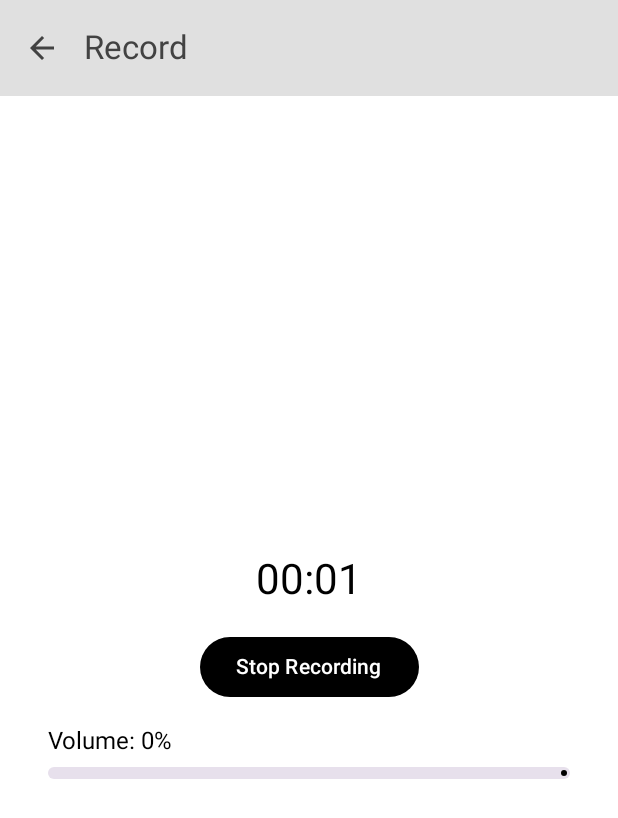
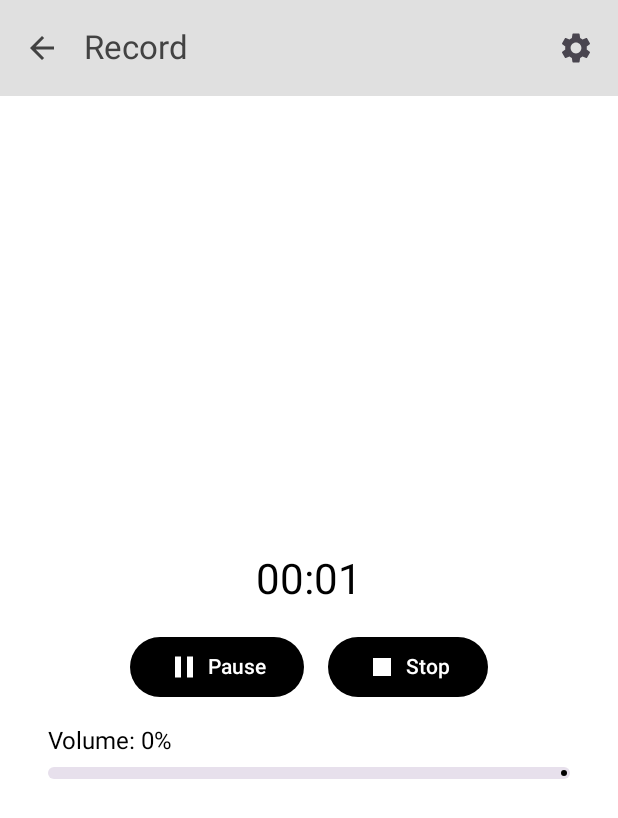
Before and after one commit to entaku0818/simpleRecord, an Android app built with Jetpack Compose: the RecordScreen screen opened through its navigation route, after a tap on "Start Recording", on a phone screen of 412 x 824 dp. Shown: the top 818 px of the screen. Run offline under Robolectric (Android 15) with nearby library versions, the phone set to English and light mode, and no system bars; our stand-ins replace Room's generated code.

Commit message:
録音設定管理機能を追加し、Material Iconsを依存関係に追加

```diff
--- a/app/build.gradle.kts
+++ b/app/build.gradle.kts
@@ -66,6 +66,9 @@ dependencies {
     implementation(libs.androidx.compose.ui.tooling.preview)
     implementation(libs.androidx.activity.compose)
 
+    // Material Icons
+    implementation("androidx.compose.material:material-icons-extended:1.7.8")
+
     testImplementation(libs.junit)
     androidTestImplementation(libs.androidx.junit)
     androidTestImplementation(libs.androidx.espresso.core)
--- a/app/src/main/java/com/entaku/simpleRecord/MainActivity.kt
+++ b/app/src/main/java/com/entaku/simpleRecord/MainActivity.kt
@@ -25,6 +25,8 @@ import com.entaku.simpleRecord.record.RecordViewModel
 import com.entaku.simpleRecord.record.RecordViewModelFactory
 import com.entaku.simpleRecord.record.RecordingRepositoryImpl
 import com.entaku.simpleRecord.record.RecordingsViewModelFactory
+import com.entaku.simpleRecord.settings.RecordingSettingsScreen
+import com.entaku.simpleRecord.settings.SettingsManager
 
 class MainActivity : ComponentActivity() {
     override fun onCreate(savedInstanceState: Bundle?) {
@@ -84,7 +86,8 @@ fun AppNavHost() {
                 composable(Screen.Record.route) {
                     val database = remember { AppDatabase.getInstance(context) }
                     val repository = remember { RecordingRepositoryImpl(database) }
-                    val viewModelFactory = remember { RecordViewModelFactory(repository) }
+                    val settingsManager = remember { SettingsManager(context) }
+                    val viewModelFactory = remember { RecordViewModelFactory(repository, settingsManager) }
                     val viewModel: RecordViewModel = viewModel(factory = viewModelFactory)
                     val uiStateFlow = viewModel.uiState
 
@@ -92,7 +95,10 @@ fun AppNavHost() {
                         uiStateFlow = uiStateFlow,
                         onStartRecording = { viewModel.startRecording(context) },
                         onStopRecording = { viewModel.stopRecording() },
-                        onNavigateBack = { navController.popBackStack() }
+                        onPauseRecording = { viewModel.pauseRecording() },
+                        onResumeRecording = { viewModel.resumeRecording() },
+                        onNavigateBack = { navController.popBackStack() },
+                        onNavigateToSettings = { navController.navigate(Screen.RecordingSettings.route) }
                     )
                 }
                 composable(Screen.Playback.route) {
@@ -117,6 +123,19 @@ fun AppNavHost() {
                         )
                     }
                 }
+
+                composable(Screen.RecordingSettings.route) {
+                    val settingsManager = remember { SettingsManager(context) }
+                    val currentSettings = remember { settingsManager.getRecordingSettings() }
+
+                    RecordingSettingsScreen(
+                        currentSettings = currentSettings,
+                        onSettingsChanged = { newSettings ->
+                            settingsManager.saveRecordingSettings(newSettings)
+                        },
+                        onNavigateBack = { navController.popBackStack() }
+                    )
+                }
             }
         }
     }
@@ -125,5 +144,6 @@ fun AppNavHost() {
 sealed class Screen(val route: String, val title: String) {
     object Recordings : Screen("recordings", "Recordings")
     object Record : Screen("record", "Record")
-    object Playback : Screen("playback", "playback")
+    object Playback : Screen("playback", "Playback")
+    object RecordingSettings : Screen("recording_settings", "Recording Settings")
 }
--- a/app/src/main/java/com/entaku/simpleRecord/record/RecordScreen.kt
+++ b/app/src/main/java/com/entaku/simpleRecord/record/RecordScreen.kt
@@ -6,13 +6,19 @@ import androidx.activity.result.contract.ActivityResultContracts
 import androidx.compose.foundation.layout.Arrangement
 import androidx.compose.foundation.layout.Box
 import androidx.compose.foundation.layout.Column
+import androidx.compose.foundation.layout.Row
 import androidx.compose.foundation.layout.Spacer
 import androidx.compose.foundation.layout.fillMaxSize
 import androidx.compose.foundation.layout.fillMaxWidth
 import androidx.compose.foundation.layout.height
 import androidx.compose.foundation.layout.padding
+import androidx.compose.foundation.layout.width
 import androidx.compose.material.icons.Icons
 import androidx.compose.material.icons.automirrored.filled.ArrowBack
+import androidx.compose.material.icons.filled.Pause
+import androidx.compose.material.icons.filled.PlayArrow
+import androidx.compose.material.icons.filled.Settings
+import androidx.compose.material.icons.filled.Stop
 import androidx.compose.material3.Button
 import androidx.compose.material3.ExperimentalMaterial3Api
 import androidx.compose.material3.Icon
@@ -45,7 +51,10 @@ fun RecordScreen(
     uiStateFlow: StateFlow<RecordingUiState>,
     onStartRecording: () -> Unit,
     onStopRecording: () -> Unit,
-    onNavigateBack: () -> Unit
+    onPauseRecording: () -> Unit,
+    onResumeRecording: () -> Unit,
+    onNavigateBack: () -> Unit,
+    onNavigateToSettings: () -> Unit
 ) {
     val uiState by uiStateFlow.collectAsState()
     val context = LocalContext.current
@@ -85,6 +94,11 @@ fun RecordScreen(
                     IconButton(onClick = { onNavigateBack() }) {
                         Icon(Icons.AutoMirrored.Filled.ArrowBack, contentDescription = "Back")
                     }
+                },
+                actions = {
+                    IconButton(onClick = { onNavigateToSettings() }) {
+                        Icon(Icons.Default.Settings, contentDescription = "Settings")
+                    }
                 }
             )
         }
@@ -102,32 +116,94 @@ fun RecordScreen(
                 verticalArrangement = Arrangement.Center
             ) {
 
-                if (uiState.recordingState == RecordingState.RECORDING) {
+                if (uiState.recordingState == RecordingState.RECORDING ||
+                    uiState.recordingState == RecordingState.PAUSED) {
                     Text(
                         text = uiState.elapsedTime.formatTime(),
                         style = MaterialTheme.typography.headlineMedium,
                         modifier = Modifier.padding(bottom = 16.dp)
                     )
+
+                    // 録音中または一時停止中の場合、コントロールボタンを表示
+                    Row(
+                        modifier = Modifier.fillMaxWidth(),
+                        horizontalArrangement = Arrangement.Center,
+                        verticalAlignment = Alignment.CenterVertically
+                    ) {
+                        // 一時停止/再開ボタン
+                        Button(
+                            onClick = {
+                                if (uiState.recordingState == RecordingState.RECORDING) {
+                                    onPauseRecording()
+                                } else {
+                                    onResumeRecording()
                                 }
+                            },
+                            modifier = Modifier.padding(end = 8.dp)
+                        ) {
+                            Row(
+                                verticalAlignment = Alignment.CenterVertically
+                            ) {
+                                Icon(
+                                    if (uiState.recordingState == RecordingState.RECORDING)
+                                        Icons.Default.Pause
+                                    else
+                                        Icons.Default.PlayArrow,
+                                    contentDescription = if (uiState.recordingState == RecordingState.RECORDING)
+                                        "Pause"
+                                    else
+                                        "Resume"
+                                )
+                                Spacer(modifier = Modifier.width(4.dp))
+                                Text(
+                                    if (uiState.recordingState == RecordingState.RECORDING)
+                                        "Pause"
+                                    else
+                                        "Resume"
+                                )
+                            }
+                        }
+
+                        // 停止ボタン
+                        Button(
+                            onClick = { onStopRecording() },
+                            modifier = Modifier.padding(start = 8.dp)
+                        ) {
+                            Row(
+                                verticalAlignment = Alignment.CenterVertically
+                            ) {
+                                Icon(
+                                    Icons.Default.Stop,
+                                    contentDescription = "Stop"
+                                )
+                                Spacer(modifier = Modifier.width(4.dp))
+                                Text("Stop")
+                            }
+                        }
+                    }
+                } else {
+                    // 録音開始ボタン
                     Button(
                         onClick = {
                             when (uiState.recordingState) {
-                            RecordingState.RECORDING -> onStopRecording()
                                 RecordingState.IDLE -> checkPermissionAndStartRecording()
                                 RecordingState.ERROR -> checkPermissionAndStartRecording()
-                            RecordingState.FINISHED -> {}  // 何もしない
+                                else -> {}  // 何もしない
                             }
                         },
                         enabled = uiState.recordingState != RecordingState.FINISHED
                     ) {
-                    Text(
-                        when (uiState.recordingState) {
-                            RecordingState.RECORDING -> "Stop Recording"
-                            RecordingState.IDLE -> "Start Recording"
-                            RecordingState.ERROR -> "Retry Recording"
-                            RecordingState.FINISHED -> "Finishing..."
+                        Row(
+                            verticalAlignment = Alignment.CenterVertically
+                        ) {
+                            Icon(
+                                Icons.Default.PlayArrow,
+                                contentDescription = "Start Recording"
+                            )
+                            Spacer(modifier = Modifier.width(4.dp))
+                            Text("Start Recording")
                         }
-                    )
+                    }
                 }
 
                 Spacer(modifier = Modifier.height(16.dp))
@@ -171,6 +247,9 @@ fun PreviewRecordScreen() {
         uiStateFlow = MutableStateFlow(RecordingUiState()),
         onStartRecording = {},
         onStopRecording = {},
-        onNavigateBack = {}
+        onPauseRecording = {},
+        onResumeRecording = {},
+        onNavigateBack = {},
+        onNavigateToSettings = {}
     )
 }
--- a/app/src/main/java/com/entaku/simpleRecord/record/RecordViewModel.kt
+++ b/app/src/main/java/com/entaku/simpleRecord/record/RecordViewModel.kt
@@ -10,6 +10,8 @@ import android.media.MediaRecorder
 import android.os.Build
 import android.os.Environment
 import com.entaku.simpleRecord.RecordingData
+import com.entaku.simpleRecord.settings.RecordingSettings
+import com.entaku.simpleRecord.settings.SettingsManager
 import kotlinx.coroutines.flow.update
 import kotlinx.coroutines.Job
 import kotlinx.coroutines.delay
@@ -21,6 +23,7 @@ import java.time.Duration
 enum class RecordingState {
     IDLE,      // 録音準備完了
     RECORDING, // 録音中
+    PAUSED,    // 録音一時停止中
     ERROR,
     FINISHED
 }
@@ -32,7 +35,10 @@ data class RecordingUiState(
     val elapsedTime: Duration = Duration.ZERO
 )
 
-class RecordViewModel(private val repository: RecordingRepository) : ViewModel() {
+class RecordViewModel(
+    private val repository: RecordingRepository,
+    private val settingsManager: SettingsManager
+) : ViewModel() {
 
     private val _uiState = MutableStateFlow(RecordingUiState())
     val uiState: StateFlow<RecordingUiState> = _uiState
@@ -40,14 +46,12 @@ class RecordViewModel(private val repository: RecordingRepository) : ViewModel()
     private var mediaRecorder: MediaRecorder? = null
     private var startTime: Long = 0
     private var volumeMonitorJob: Job? = null
+    private var pausedTime: Long = 0
 
-    // 録音設定パラメータ
-    private val fileExtension = "3gp"
-    private val outputFormat = MediaRecorder.OutputFormat.THREE_GPP
-    private val audioEncoder = MediaRecorder.AudioEncoder.AMR_NB
-    private val sampleRate = 44100
-    private val bitRate = 16
-    private val channels = 1
+    // 録音設定パラメータを取得
+    private fun getRecordingSettings(): RecordingSettings {
+        return settingsManager.getRecordingSettings()
+    }
 
     private var timeUpdateJob: Job? = null
 
@@ -64,17 +68,18 @@ class RecordViewModel(private val repository: RecordingRepository) : ViewModel()
     }
 
     fun startRecording(applicationContext: Context) {
+        val settings = getRecordingSettings()
         val externalFilesDir = applicationContext.getExternalFilesDir(Environment.DIRECTORY_MUSIC)
         val fileName = "recording_${System.currentTimeMillis()}"
-        val outputFile = "${externalFilesDir?.absolutePath}/$fileName.$fileExtension"
+        val outputFile = "${externalFilesDir?.absolutePath}/$fileName.${settings.fileExtension}"
 
         mediaRecorder = createMediaRecorder(applicationContext).apply {
             setAudioSource(MediaRecorder.AudioSource.MIC)
-            setOutputFormat(outputFormat)
-            setAudioEncoder(audioEncoder)
-            setAudioSamplingRate(sampleRate)
-            setAudioEncodingBitRate(bitRate)
-            setAudioChannels(channels)
+            setOutputFormat(settings.outputFormat)
+            setAudioEncoder(settings.audioEncoder)
+            setAudioSamplingRate(settings.sampleRate)
+            setAudioEncodingBitRate(settings.bitRate)
+            setAudioChannels(settings.channels)
             setOutputFile(outputFile)
             try {
                 prepare()
@@ -133,13 +138,14 @@ class RecordViewModel(private val repository: RecordingRepository) : ViewModel()
         val duration = Duration.ofMillis(endTime - startTime)
 
         _uiState.value.currentFilePath?.let { filePath ->
+            val settings = getRecordingSettings()
             val recordingData = RecordingData(
                 title = "Recording ${LocalDateTime.now()}",
                 creationDate = LocalDateTime.now(),
-                fileExtension = fileExtension,
-                khz = sampleRate.toString(),
-                bitRate = bitRate,
-                channels = channels,
+                fileExtension = settings.fileExtension,
+                khz = settings.sampleRate.toString(),
+                bitRate = settings.bitRate,
+                channels = settings.channels,
                 duration = duration.seconds,
                 filePath = filePath
             )
@@ -175,9 +181,33 @@ class RecordViewModel(private val repository: RecordingRepository) : ViewModel()
         }
     }
 
+    fun pauseRecording() {
+        if (uiState.value.recordingState == RecordingState.RECORDING) {
+            if (Build.VERSION.SDK_INT >= Build.VERSION_CODES.N) {
+                mediaRecorder?.pause()
+                pausedTime = System.currentTimeMillis()
+                volumeMonitorJob?.cancel()
+                timeUpdateJob?.cancel()
+                _uiState.update { it.copy(recordingState = RecordingState.PAUSED) }
+            }
+        }
+    }
+
+    fun resumeRecording() {
+        if (uiState.value.recordingState == RecordingState.PAUSED) {
+            if (Build.VERSION.SDK_INT >= Build.VERSION_CODES.N) {
+                mediaRecorder?.resume()
+                startVolumeMonitoring()
+                startTimeUpdates()
+                _uiState.update { it.copy(recordingState = RecordingState.RECORDING) }
+            }
+        }
+    }
+
     override fun onCleared() {
         super.onCleared()
         volumeMonitorJob?.cancel()
+        timeUpdateJob?.cancel()
         mediaRecorder?.release()
         mediaRecorder = null
     }
--- a/app/src/main/java/com/entaku/simpleRecord/record/RecordViewModelFactory.kt
+++ b/app/src/main/java/com/entaku/simpleRecord/record/RecordViewModelFactory.kt
@@ -3,14 +3,16 @@ package com.entaku.simpleRecord.record
 import androidx.lifecycle.ViewModel
 import androidx.lifecycle.ViewModelProvider
 import com.entaku.simpleRecord.RecordingsViewModel
+import com.entaku.simpleRecord.settings.SettingsManager
 
 class RecordViewModelFactory(
-    private val repository: RecordingRepository
+    private val repository: RecordingRepository,
+    private val settingsManager: SettingsManager
 ) : ViewModelProvider.Factory {
     override fun <T : ViewModel> create(modelClass: Class<T>): T {
         if (modelClass.isAssignableFrom(RecordViewModel::class.java)) {
             @Suppress("UNCHECKED_CAST")
-            return RecordViewModel(repository) as T
+            return RecordViewModel(repository, settingsManager) as T
         }
         throw IllegalArgumentException("Unknown ViewModel class")
     }
--- /dev/null
+++ b/app/src/main/java/com/entaku/simpleRecord/settings/SettingsManager.kt
@@ -0,0 +1,55 @@
+package com.entaku.simpleRecord.settings
+
+import android.content.Context
+import android.content.SharedPreferences
+import android.media.MediaRecorder
+import androidx.core.content.edit
+
+data class RecordingSettings(
+    val fileExtension: String,
+    val outputFormat: Int,
+    val audioEncoder: Int,
+    val sampleRate: Int,
+    val bitRate: Int,
+    val channels: Int
+)
+
+class SettingsManager(context: Context) {
+    private val prefs: SharedPreferences = context.getSharedPreferences(
+        "app_settings", Context.MODE_PRIVATE
+    )
+
+    // デフォルト設定
+    private val defaultSettings = RecordingSettings(
+        fileExtension = "3gp",
+        outputFormat = MediaRecorder.OutputFormat.THREE_GPP,
+        audioEncoder = MediaRecorder.AudioEncoder.AMR_NB,
+        sampleRate = 44100,
+        bitRate = 16,
+        channels = 1
+    )
+
+    // 録音設定の取得
+    fun getRecordingSettings(): RecordingSettings {
+        return RecordingSettings(
+            fileExtension = prefs.getString("file_extension", defaultSettings.fileExtension)!!,
+            outputFormat = prefs.getInt("output_format", defaultSettings.outputFormat),
+            audioEncoder = prefs.getInt("audio_encoder", defaultSettings.audioEncoder),
+            sampleRate = prefs.getInt("sample_rate", defaultSettings.sampleRate),
+            bitRate = prefs.getInt("bit_rate", defaultSettings.bitRate),
+            channels = prefs.getInt("channels", defaultSettings.channels)
+        )
+    }
+
+    // 録音設定の保存
+    fun saveRecordingSettings(settings: RecordingSettings) {
+        prefs.edit {
+            putString("file_extension", settings.fileExtension)
+            putInt("output_format", settings.outputFormat)
+            putInt("audio_encoder", settings.audioEncoder)
+            putInt("sample_rate", settings.sampleRate)
+            putInt("bit_rate", settings.bitRate)
+            putInt("channels", settings.channels)
+        }
+    }
+}
```
Also changed, not shown: app/src/main/java/com/entaku/simpleRecord/settings/RecordingSettingsScreen.kt (added, +265 -0 lines), 3 other files. Lines whose indentation alone changed are shown as unchanged.
